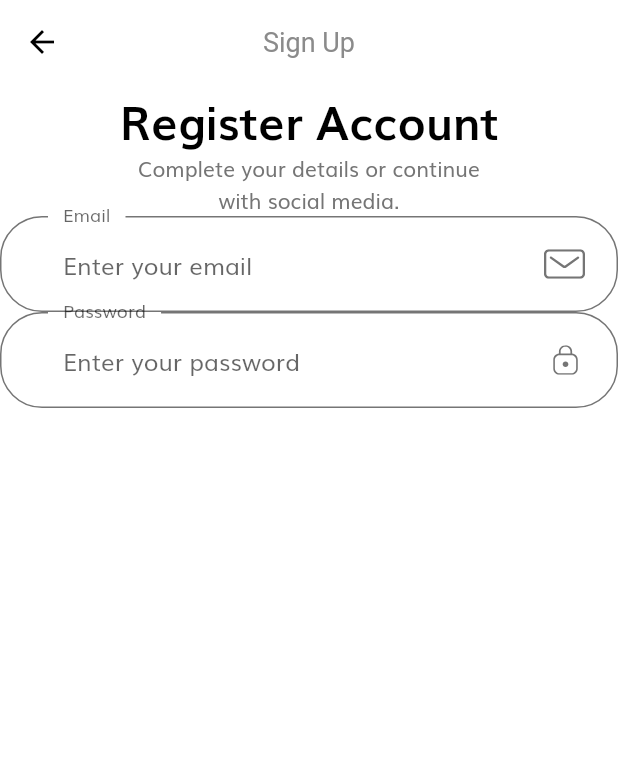
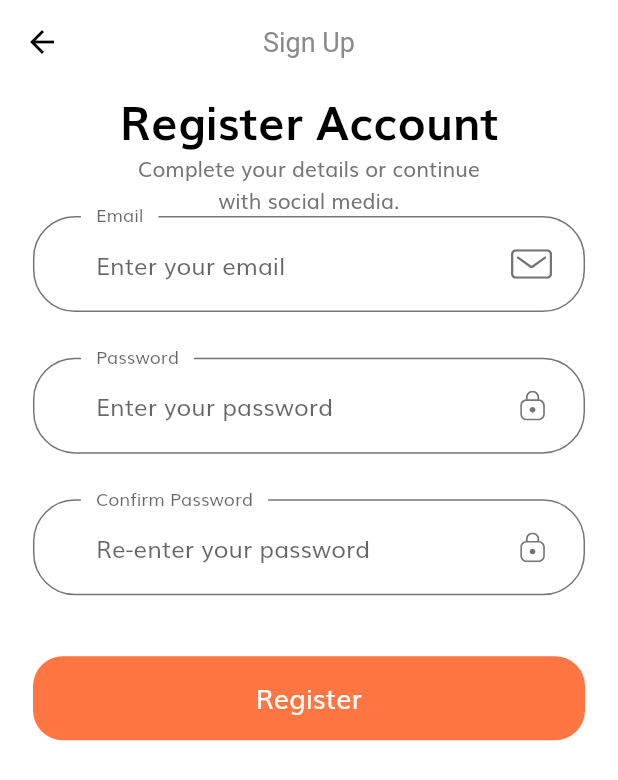
Before and after one commit to MartinMwiti/Ecommerce, a Flutter app: the SignUpScreen screen opened by its route, on a phone screen of 412 x 824 dp. Shown: the top 780 px of the screen. Run offline on Flutter 3.47's test engine with Material 2 defaults, Android fonts, the phone set to English and light mode, and no system bars; our stand-ins replace flutter_svg.

Commit message:
register form

```diff
--- a/online_store/lib/screens/sign_up/components/body.dart
+++ b/online_store/lib/screens/sign_up/components/body.dart
@@ -1,12 +1,17 @@
 import 'package:flutter/material.dart';
 import 'package:online_store/components/custom_suffix_icon.dart';
+import 'package:online_store/components/default_button.dart';
 import 'package:online_store/constants.dart';
+import 'package:online_store/size_config.dart';
 
 class Body extends StatelessWidget {
   @override
   Widget build(BuildContext context) {
     return SizedBox(
       width: double.infinity,
+      child: Padding(
+        padding:
+            EdgeInsets.symmetric(horizontal: getProportionateScreenWidth(20)),
         child: Column(
           children: [
             Text(
@@ -19,6 +24,7 @@ class Body extends StatelessWidget {
             ),
             SignUpForm()
           ],
+        ),
       ),
     );
   }
@@ -58,43 +64,61 @@ class _SignUpFormState extends State<SignUpForm> {
       key: _formKey,
       child: Column(
         children: [
-          TextFormField(
-            // Requests a keyboard with ready access to the "@" and "." keys.
-            keyboardType: TextInputType.emailAddress,
-            onSaved: (newValue) => email = newValue,
+          buildEmailFormField(),
+          SizedBox(height: getProportionateScreenHeight(30)),
+          buildPasswordFormField(),
+          SizedBox(height: getProportionateScreenHeight(30)),
+          buildConfirmPasswordFormField(),
+          SizedBox(height: getProportionateScreenHeight(40)),
+          DefaultButton(
+            text: "Register",
+            press: () {
+              if (_formKey.currentState.validate()) {
+                _formKey.currentState.save();
+              }
+              return null;
+            },
+          )
+        ],
+      ),
+    );
+  }
+
+  TextFormField buildConfirmPasswordFormField() {
+    return TextFormField(
+      // obscure visibility of the password
+      obscureText: true,
+      onSaved: (newValue) => confirmPassword = newValue,
       onChanged: (value) {
-              if (value.isNotEmpty && errors.contains(kEmailNullError)) {
-                removeError(error: kEmailNullError);
-              } else if (emailValidatorRegExp.hasMatch(value)) {
-                removeError(error: kInvalidEmailError);
-              } else if (value.isNotEmpty &&
-                  !emailValidatorRegExp.hasMatch(value)) {
-                addError(error: kInvalidEmailError);
+        if (confirmPassword == password && errors.contains(kMatchPassError)) {
+          removeError(error: kMatchPassError);
+        }
         return null;
-              }
       },
       validator: (value) {
         if (value.isEmpty) {
-                addError(error: kEmailNullError);
-                removeError(error: kInvalidEmailError);
-              } else if (value.isNotEmpty &&
-                  !emailValidatorRegExp.hasMatch(value)) {
-                addError(error: kInvalidEmailError);
+          return "";
+        } else if (confirmPassword != password) {
+          addError(error: kMatchPassError);
+          return "";
         }
         return null;
       },
       decoration: InputDecoration(
         // uses the InputDecorationTheme defined in my theme.dart file
-              labelText: "Email",
-              hintText: "Enter your email",
+        labelText: "Confirm Password",
+        hintText: "Re-enter your password",
         // When [FloatingLabelBehavior.always] the label will always float at the top of the field above the content.
         floatingLabelBehavior: FloatingLabelBehavior.always,
         suffixIcon: CustomSuffixIcon(
-                svgIcon: "assets/icons/Mail.svg",
+          svgIcon: "assets/icons/Lock.svg",
         ),
       ),
-          ),
-          TextFormField(
+    );
+  }
+
+  TextFormField buildPasswordFormField() {
+    return TextFormField(
       // obscure visibility of the password
       obscureText: true,
       onSaved: (newValue) => password = newValue,
@@ -108,6 +132,7 @@ class _SignUpFormState extends State<SignUpForm> {
         else if (value.length < 8 && value.isNotEmpty) {
           addError(error: kShortPassError);
         }
+        password = value;
         return null;
       },
       validator: (value) {
@@ -131,8 +156,42 @@ class _SignUpFormState extends State<SignUpForm> {
           svgIcon: "assets/icons/Lock.svg",
         ),
       ),
+    );
+  }
+
+  TextFormField buildEmailFormField() {
+    return TextFormField(
+      // Requests a keyboard with ready access to the "@" and "." keys.
+      keyboardType: TextInputType.emailAddress,
+      onSaved: (newValue) => email = newValue,
+      onChanged: (value) {
+        if (value.isNotEmpty && errors.contains(kEmailNullError)) {
+          removeError(error: kEmailNullError);
+        } else if (emailValidatorRegExp.hasMatch(value)) {
+          removeError(error: kInvalidEmailError);
+        } else if (value.isNotEmpty && !emailValidatorRegExp.hasMatch(value)) {
+          addError(error: kInvalidEmailError);
+          return null;
+        }
+      },
+      validator: (value) {
+        if (value.isEmpty) {
+          addError(error: kEmailNullError);
+          removeError(error: kInvalidEmailError);
+        } else if (value.isNotEmpty && !emailValidatorRegExp.hasMatch(value)) {
+          addError(error: kInvalidEmailError);
+        }
+        return null;
+      },
+      decoration: InputDecoration(
+        // uses the InputDecorationTheme defined in my theme.dart file
+        labelText: "Email",
+        hintText: "Enter your email",
+        // When [FloatingLabelBehavior.always] the label will always float at the top of the field above the content.
+        floatingLabelBehavior: FloatingLabelBehavior.always,
+        suffixIcon: CustomSuffixIcon(
+          svgIcon: "assets/icons/Mail.svg",
         ),
-        ],
       ),
     );
   }
```
Lines whose indentation alone changed are shown as unchanged.
